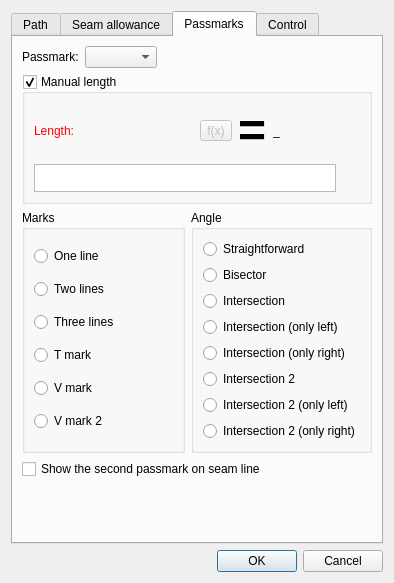
Old version of the form src/libs/vtools/dialogs/tools/piece/dialogpiecepath.ui in the repository OpnTec/fashionmaker.
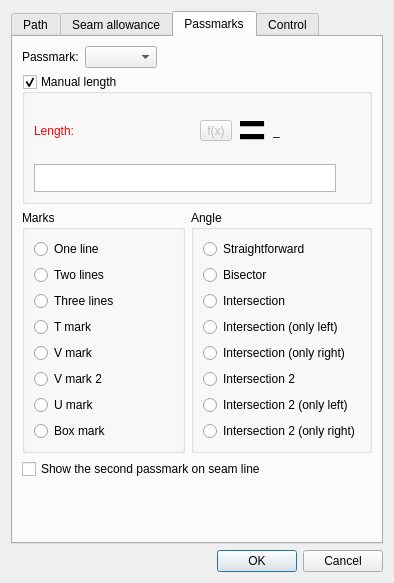
New version of the form. The open tabs and pages were chosen to show the change. Icons and pictures are not drawn. Custom widgets are drawn as their Qt base class.

Diff of the .ui file:
```diff
--- a/src/libs/vtools/dialogs/tools/piece/dialogpiecepath.ui
+++ b/src/libs/vtools/dialogs/tools/piece/dialogpiecepath.ui
@@ -1244,6 +1244,26 @@
               </attribute>
              </widget>
             </item>
+            <item>
+             <widget class="QRadioButton" name="radioButtonUMark">
+              <property name="text">
+               <string>U mark</string>
+              </property>
+              <attribute name="buttonGroup">
+               <string notr="true">buttonGroupMarkType</string>
+              </attribute>
+             </widget>
+            </item>
+            <item>
+             <widget class="QRadioButton" name="radioButtonBoxMark">
+              <property name="text">
+               <string>Box mark</string>
+              </property>
+              <attribute name="buttonGroup">
+               <string notr="true">buttonGroupMarkType</string>
+              </attribute>
+             </widget>
+            </item>
            </layout>
           </widget>
          </item>
```
